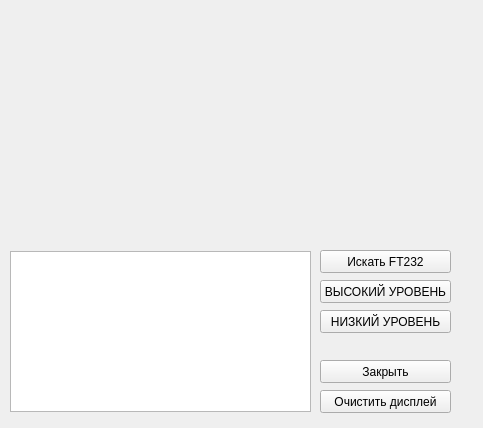
First picture: the form in widget.ui, repository leninec/ft232-simple-qt, before the edit.
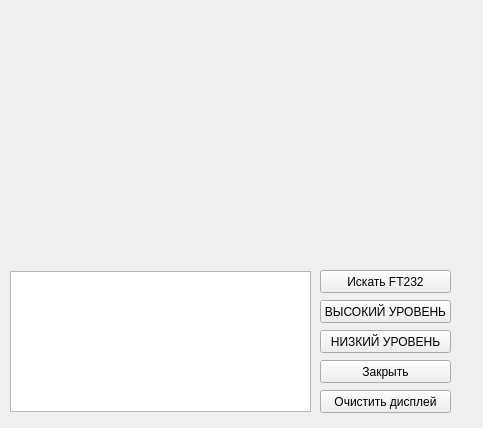
Second picture: the form after the edit.

```diff
--- a/widget.ui
+++ b/widget.ui
@@ -17,9 +17,9 @@
    <property name="geometry">
     <rect>
      <x>10</x>
-     <y>251</y>
+     <y>271</y>
      <width>301</width>
-     <height>161</height>
+     <height>141</height>
     </rect>
    </property>
   </widget>
@@ -27,7 +27,7 @@
    <property name="geometry">
     <rect>
      <x>320</x>
-     <y>250</y>
+     <y>270</y>
      <width>131</width>
      <height>23</height>
     </rect>
@@ -66,7 +66,7 @@
    <property name="geometry">
     <rect>
      <x>320</x>
-     <y>280</y>
+     <y>300</y>
      <width>131</width>
      <height>23</height>
     </rect>
@@ -79,7 +79,7 @@
    <property name="geometry">
     <rect>
      <x>320</x>
-     <y>310</y>
+     <y>330</y>
      <width>131</width>
      <height>23</height>
     </rect>
```
